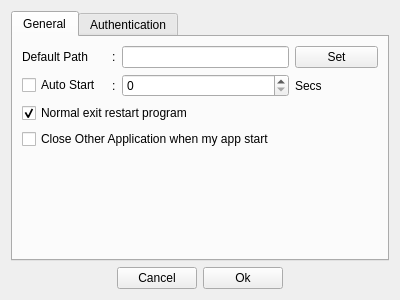
The window that Widgets/setting.ui (erfan-mohammadzade/Watchdox) describes before a commit, drawn with Qt 5.
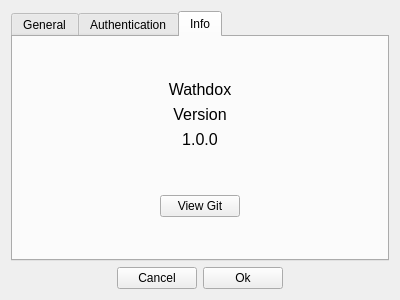
The same window after the commit.

Commit message: change theme and fix setting btn bug

```diff
--- a/Widgets/setting.ui
+++ b/Widgets/setting.ui
@@ -57,7 +57,7 @@
    <item row="0" column="0" colspan="4">
     <widget class="QTabWidget" name="tabWidget">
      <property name="currentIndex">
-      <number>0</number>
+      <number>2</number>
      </property>
      <widget class="QWidget" name="tab">
       <attribute name="title">
@@ -212,6 +212,143 @@
        </item>
       </layout>
      </widget>
+     <widget class="QWidget" name="tab_3">
+      <attribute name="title">
+       <string>Info</string>
+      </attribute>
+      <layout class="QGridLayout" name="gridLayout_6">
+       <item row="0" column="1">
+        <spacer name="verticalSpacer_4">
+         <property name="orientation">
+          <enum>Qt::Orientation::Vertical</enum>
+         </property>
+         <property name="sizeHint" stdset="0">
+          <size>
+           <width>20</width>
+           <height>24</height>
+          </size>
+         </property>
+        </spacer>
+       </item>
+       <item row="1" column="0">
+        <spacer name="horizontalSpacer_3">
+         <property name="orientation">
+          <enum>Qt::Orientation::Horizontal</enum>
+         </property>
+         <property name="sizeHint" stdset="0">
+          <size>
+           <width>130</width>
+           <height>20</height>
+          </size>
+         </property>
+        </spacer>
+       </item>
+       <item row="1" column="1">
+        <layout class="QGridLayout" name="gridLayout_5">
+         <item row="1" column="0">
+          <widget class="QLabel" name="label_10">
+           <property name="font">
+            <font>
+             <pointsize>12</pointsize>
+            </font>
+           </property>
+           <property name="layoutDirection">
+            <enum>Qt::LayoutDirection::LeftToRight</enum>
+           </property>
+           <property name="text">
+            <string>Version</string>
+           </property>
+           <property name="alignment">
+            <set>Qt::AlignmentFlag::AlignCenter</set>
+           </property>
+          </widget>
+         </item>
+         <item row="4" column="0">
+          <widget class="QPushButton" name="pushButtonGitView">
+           <property name="text">
+            <string>View Git</string>
+           </property>
+          </widget>
+         </item>
+         <item row="0" column="0">
+          <widget class="QLabel" name="label_9">
+           <property name="font">
+            <font>
+             <pointsize>12</pointsize>
+            </font>
+           </property>
+           <property name="layoutDirection">
+            <enum>Qt::LayoutDirection::LeftToRight</enum>
+           </property>
+           <property name="text">
+            <string>Wathdox</string>
+           </property>
+           <property name="alignment">
+            <set>Qt::AlignmentFlag::AlignCenter</set>
+           </property>
+          </widget>
+         </item>
+         <item row="2" column="0">
+          <widget class="QLabel" name="label_11">
+           <property name="font">
+            <font>
+             <pointsize>12</pointsize>
+            </font>
+           </property>
+           <property name="layoutDirection">
+            <enum>Qt::LayoutDirection::LeftToRight</enum>
+           </property>
+           <property name="text">
+            <string>1.0.0</string>
+           </property>
+           <property name="alignment">
+            <set>Qt::AlignmentFlag::AlignCenter</set>
+           </property>
+          </widget>
+         </item>
+         <item row="3" column="0">
+          <spacer name="verticalSpacer_5">
+           <property name="orientation">
+            <enum>Qt::Orientation::Vertical</enum>
+           </property>
+           <property name="sizeHint" stdset="0">
+            <size>
+             <width>20</width>
+             <height>40</height>
+            </size>
+           </property>
+          </spacer>
+         </item>
+        </layout>
+       </item>
+       <item row="1" column="2">
+        <spacer name="horizontalSpacer_4">
+         <property name="orientation">
+          <enum>Qt::Orientation::Horizontal</enum>
+         </property>
+         <property name="sizeHint" stdset="0">
+          <size>
+           <width>130</width>
+           <height>20</height>
+          </size>
+         </property>
+        </spacer>
+       </item>
+       <item row="2" column="1">
+        <spacer name="verticalSpacer_3">
+         <property name="orientation">
+          <enum>Qt::Orientation::Vertical</enum>
+         </property>
+         <property name="sizeHint" stdset="0">
+          <size>
+           <width>20</width>
+           <height>24</height>
+          </size>
+         </property>
+        </spacer>
+       </item>
+      </layout>
+     </widget>
     </widget>
    </item>
   </layout>
```
Left out of the diff: 10 changed lines with no effect on the pictures. The commit also changes 9 other files.
